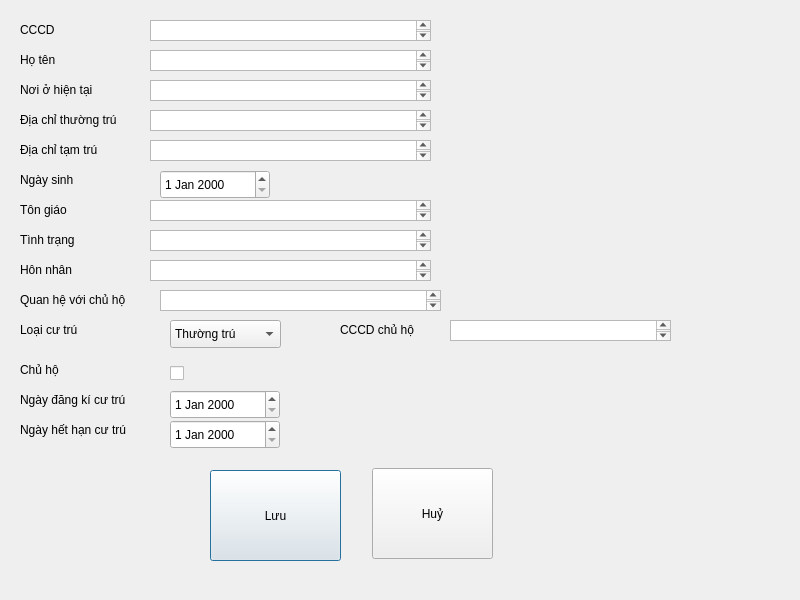
Above: personwindow.ui from Cuongnguyen1702/RMQT before the change. Below: the same form after it.
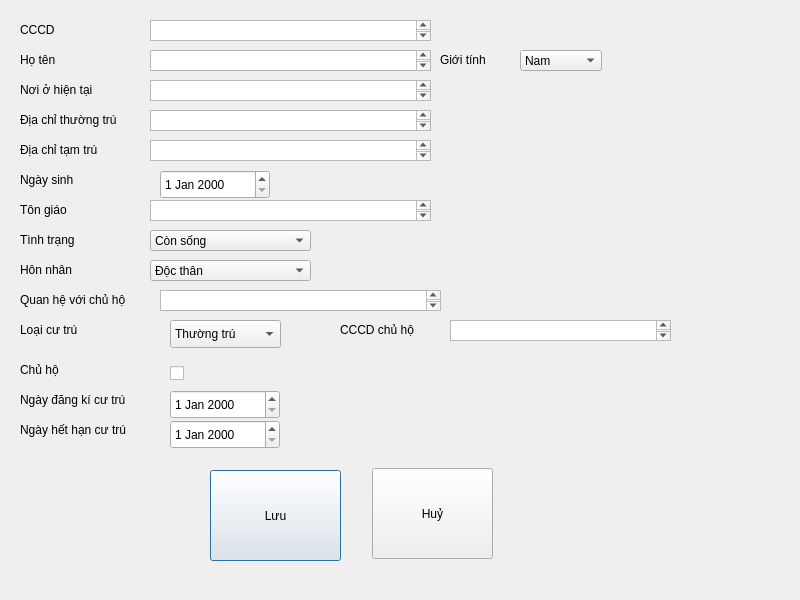
That is the form after the change.

```diff
--- a/personwindow.ui
+++ b/personwindow.ui
@@ -262,26 +262,6 @@
     </rect>
    </property>
   </widget>
-  <widget class="QTextEdit" name="AlivetextEdit">
-   <property name="geometry">
-    <rect>
-     <x>150</x>
-     <y>230</y>
-     <width>281</width>
-     <height>21</height>
-    </rect>
-   </property>
-  </widget>
-  <widget class="QTextEdit" name="MaritaltextEdit">
-   <property name="geometry">
-    <rect>
-     <x>150</x>
-     <y>260</y>
-     <width>281</width>
-     <height>21</height>
-    </rect>
-   </property>
-  </widget>
   <widget class="QTextEdit" name="RelationshiptextEdit">
    <property name="geometry">
     <rect>
@@ -397,6 +377,84 @@
     </rect>
    </property>
   </widget>
+  <widget class="QComboBox" name="GendercomboBox">
+   <property name="geometry">
+    <rect>
+     <x>520</x>
+     <y>50</y>
+     <width>82</width>
+     <height>21</height>
+    </rect>
+   </property>
+   <item>
+    <property name="text">
+     <string>Nam</string>
+    </property>
+   </item>
+   <item>
+    <property name="text">
+     <string>Nữ</string>
+    </property>
+   </item>
+  </widget>
+  <widget class="QLabel" name="Genderlabel">
+   <property name="geometry">
+    <rect>
+     <x>440</x>
+     <y>50</y>
+     <width>63</width>
+     <height>20</height>
+    </rect>
+   </property>
+   <property name="text">
+    <string>Giới tính</string>
+   </property>
+  </widget>
+  <widget class="QComboBox" name="LiveStatuscomboBox">
+   <property name="geometry">
+    <rect>
+     <x>150</x>
+     <y>230</y>
+     <width>161</width>
+     <height>21</height>
+    </rect>
+   </property>
+   <item>
+    <property name="text">
+     <string>Còn sống</string>
+    </property>
+   </item>
+   <item>
+    <property name="text">
+     <string>Đã chết</string>
+    </property>
+   </item>
+   <item>
+    <property name="text">
+     <string>Mất tích</string>
+    </property>
+   </item>
+  </widget>
+  <widget class="QComboBox" name="MartitalcomboBox">
+   <property name="geometry">
+    <rect>
+     <x>150</x>
+     <y>260</y>
+     <width>161</width>
+     <height>21</height>
+    </rect>
+   </property>
+   <item>
+    <property name="text">
+     <string>Độc thân</string>
+    </property>
+   </item>
+   <item>
+    <property name="text">
+     <string>Đã kết hôn</string>
+    </property>
+   </item>
+  </widget>
  </widget>
  <resources/>
  <connections/>
```
